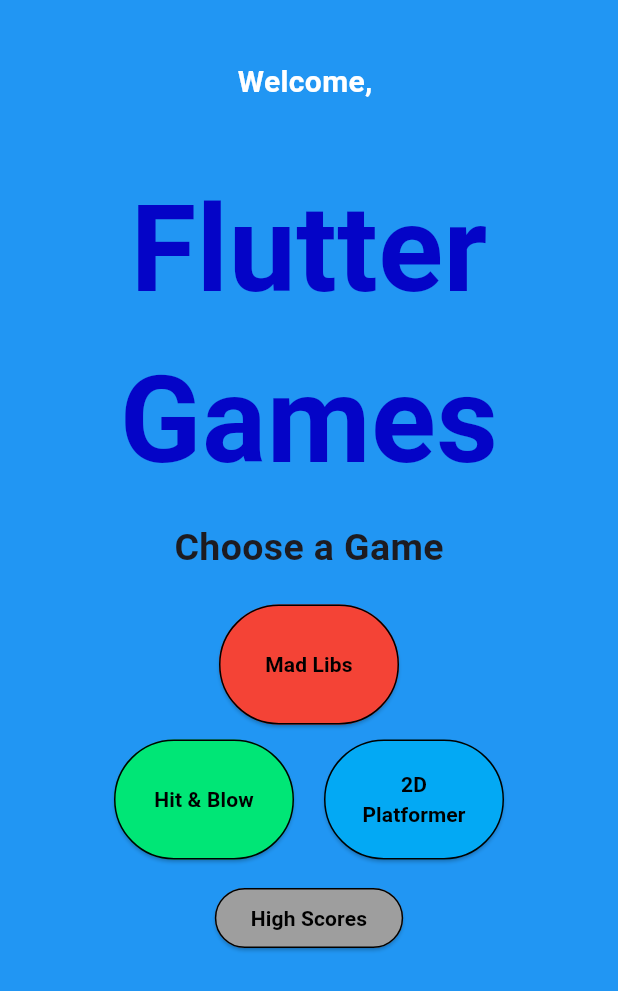
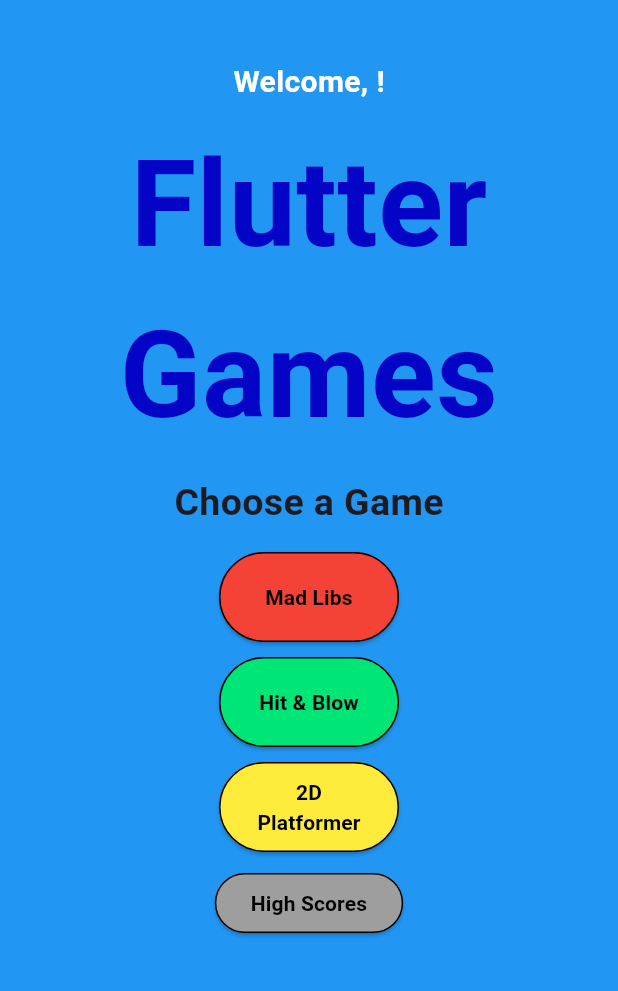
Before and after one commit to CaptGrizzly/Phone_Game_App, a Flutter app: the GameHomeScreen screen opened directly, on a phone screen of 412 x 824 dp. Shown: the top 991 px of the screen. Run offline on Flutter 3.47's test engine with Material 3 defaults, Android fonts, the phone set to English and light mode, and no system bars; our stand-ins replace firebase_core; missing offline and left inert: flame, flame_audio, flame_tiled; accounts and stored records are empty.

Commit message:
Updated Home Screen

```diff
--- a/lib/home.dart
+++ b/lib/home.dart
@@ -19,14 +19,14 @@ class GameHomeScreen extends StatelessWidget {
             const SizedBox(height: 40),
             // Display welcome message with player's name
             Text(
-              'Welcome, $playerName',
+              'Welcome, $playerName!',
               style: const TextStyle(
                 fontSize: 20,
                 fontWeight: FontWeight.bold,
                 color: Colors.white,
               ),
             ),
-            const SizedBox(height: 40),
+            const SizedBox(height: 10),
             const Text(
               'Flutter Games',
               style: TextStyle(
@@ -44,13 +44,10 @@ class GameHomeScreen extends StatelessWidget {
                   fontWeight: FontWeight.bold,
                 ),
             ),
-              const SizedBox(height: 20),
-              Row(
-                mainAxisAlignment: MainAxisAlignment.center,
-                children: [
+            const SizedBox(height: 15),
             SizedBox(
               width: 120,
-                    height: 80,
+              height: 60,
               child: ElevatedButton(
                 style: ElevatedButton.styleFrom(
                   backgroundColor: Colors.red,
@@ -75,15 +72,10 @@ class GameHomeScreen extends StatelessWidget {
                 ),
               ),
             ),
-                ],
-              ),
             const SizedBox(height: 10),
-              Row(
-                mainAxisAlignment: MainAxisAlignment.center,
-                children: [
             SizedBox(
               width: 120,
-                    height: 80,
+              height: 60,
               child: ElevatedButton(
                   style: ElevatedButton.styleFrom(
                     backgroundColor: Colors.greenAccent[400],
@@ -108,13 +100,13 @@ class GameHomeScreen extends StatelessWidget {
                   )
               ),
             ),
-                  const SizedBox(width: 20),
+            const SizedBox(height: 10),
             SizedBox(
               width: 120,
-                    height: 80,
+              height: 60,
               child: ElevatedButton(
                 style: ElevatedButton.styleFrom(
-                        backgroundColor: Colors.lightBlue,
+                  backgroundColor: Colors.yellow,
                   side: const BorderSide(
                     width: 1,
                     color: Colors.black,
@@ -136,9 +128,7 @@ class GameHomeScreen extends StatelessWidget {
                 ),
               ),
             ),
-                ],
-              ),
-              const SizedBox(height: 15),
+              const SizedBox(height: 10),
               ElevatedButton(
                 style: ElevatedButton.styleFrom(
                   backgroundColor: Colors.grey,
```
Also changed, not shown: pubspec.lock. Lines whose indentation alone changed are shown as unchanged.
